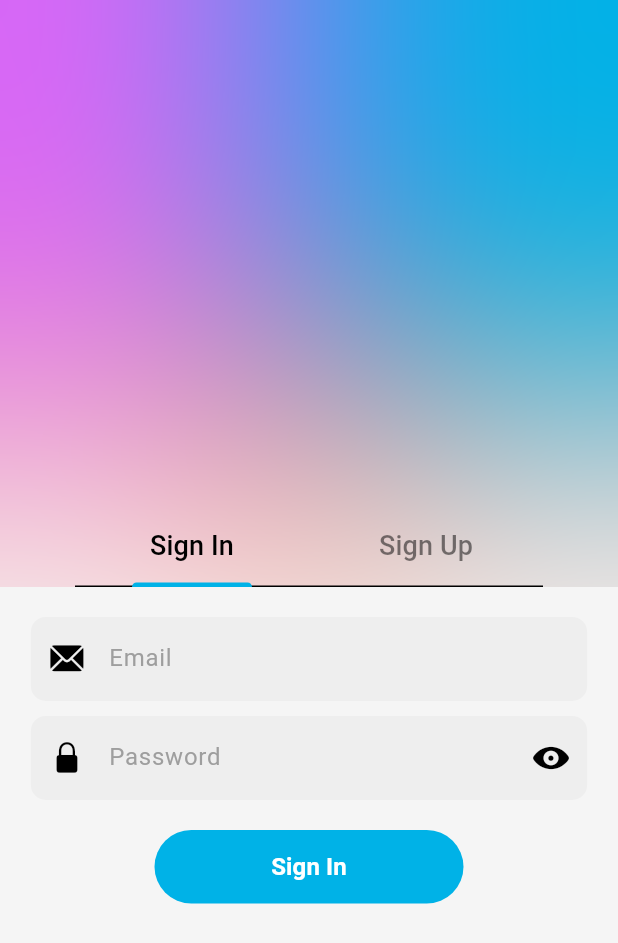
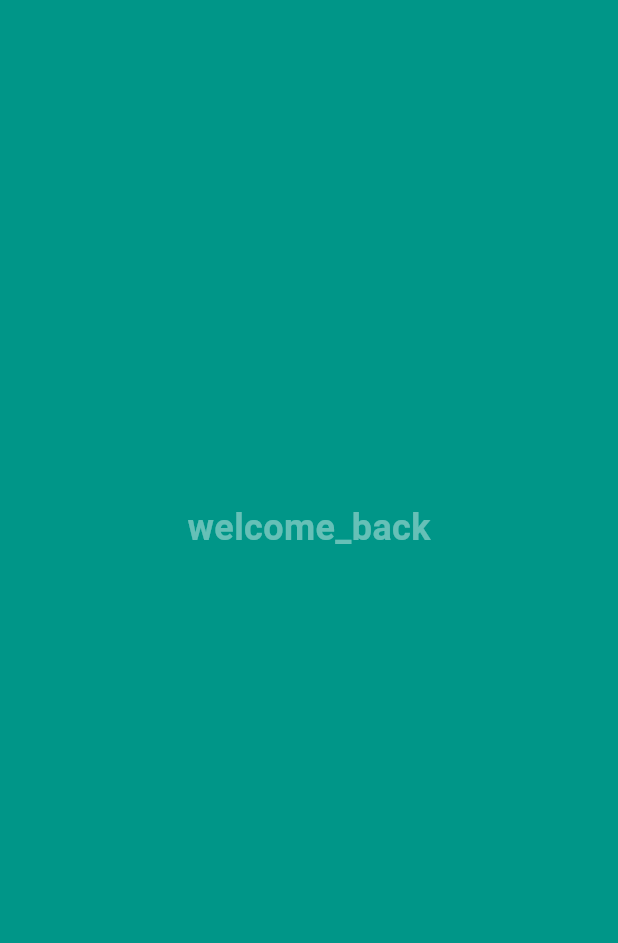
Before and after one commit to aamirk1/spendly, a Flutter app: the first screen one second after launch, on a phone screen of 412 x 824 dp. Shown: the top 943 px of the screen. Run offline on Flutter 3.47's test engine with Material 3 defaults, Android fonts, the phone set to English and light mode, and no system bars; our stand-ins replace cloud_firestore, firebase_auth, firebase_core, fl_chart, get, shared_preferences; accounts and stored records are empty.

Commit message:
add splash screen and shared prefrences for store user data

```diff
--- a/lib/controllers/sign_in_controller.dart
+++ b/lib/controllers/sign_in_controller.dart
@@ -7,10 +7,12 @@ import 'package:flutter/cupertino.dart';
 import 'package:get/get.dart';
 import 'package:spendly/models/myuser.dart';
 import 'package:spendly/res/routes/routes_name.dart';
+import 'package:spendly/controllers/user_preference/user_preference_view_model.dart';
 
 class SignInController extends GetxController {
   final FirebaseAuth _auth = FirebaseAuth.instance;
   final FirebaseFirestore _firestore = FirebaseFirestore.instance;
+  final UserPreference _userPreference = UserPreference();
   final emailController = TextEditingController();
   final passwordController = TextEditingController();
   final formKey = GlobalKey<FormState>();
@@ -69,6 +71,9 @@ class SignInController extends GetxController {
         phoneNumber: userData['phoneNumber'] ?? '',
       );
 
+      // Save user data in SharedPreferences
+      await _userPreference.saveUser(myUser);
+
       signInRequired.value = false;
       Get.snackbar("Success", "Sign-in successful!",
           snackPosition: SnackPosition.BOTTOM);
--- a/lib/controllers/sign_up_controller.dart
+++ b/lib/controllers/sign_up_controller.dart
@@ -5,6 +5,7 @@ import 'package:cloud_firestore/cloud_firestore.dart';
 import 'package:firebase_auth/firebase_auth.dart';
 import 'package:flutter/cupertino.dart';
 import 'package:get/get.dart';
+import 'package:spendly/controllers/user_preference/user_preference_view_model.dart';
 import 'package:spendly/models/myuser.dart';
 import 'package:spendly/res/routes/routes_name.dart';
 
@@ -16,6 +17,7 @@ class SignUpController extends GetxController {
   final nameController = TextEditingController();
   final phoneNumberController = TextEditingController();
 
+  final UserPreference _userPreference = UserPreference();
   var obscurePassword = true.obs;
   var signUpRequired = false.obs;
 
@@ -68,7 +70,7 @@ class SignUpController extends GetxController {
         email: emailController.text.trim(),
         name: nameController.text.trim(),
       );
-
+  await _userPreference.saveUser(myUser);
       await setUserData(myUser);
 
       signUpRequired.value = false;
--- a/lib/res/routes/routes.dart
+++ b/lib/res/routes/routes.dart
@@ -8,14 +8,15 @@ import 'package:spendly/screens/auth/sign_in_screen.dart';
 import 'package:spendly/screens/auth/sign_up_screen.dart';
 import 'package:spendly/screens/auth/welcome_screen.dart';
 import 'package:spendly/screens/home/views/home_screen.dart';
+import 'package:spendly/screens/splash_screen.dart';
 
 class AppRoutes {
   static appRoutes() => [
-        // GetPage(
-        //     name: RoutesName.splashScreen,
-        //     page: () => const SplashScreen(),
-        //     transitionDuration: const Duration(milliseconds: 250),
-        //     transition: Transition.leftToRight),
+        GetPage(
+            name: RoutesName.splashScreen,
+            page: () => const SplashScreen(),
+            transitionDuration: const Duration(milliseconds: 250),
+            transition: Transition.leftToRight),
         GetPage(
             name: RoutesName.welcomeView,
             page: () => const WelcomeScreen(),
--- a/lib/res/routes/routes_name.dart
+++ b/lib/res/routes/routes_name.dart
@@ -1,6 +1,6 @@
 class RoutesName {
-  // static const String splashScreen = '/';
-  static const String welcomeView = '/';
+  static const String splashScreen = '/';
+  static const String welcomeView = '/welcome_screen';
   static const String loginView = '/login_view';
   static const String signupView = '/signup_view';
   static const String homeView = '/home_view';
--- /dev/null
+++ b/lib/screens/splash_screen.dart
@@ -0,0 +1,54 @@
+import 'dart:async';
+import 'package:flutter/material.dart';
+import 'package:get/get.dart';
+import '../view_models/services/splash_services.dart';
+
+class SplashScreen extends StatefulWidget {
+  const SplashScreen({super.key});
+
+  @override
+  State<SplashScreen> createState() => _SplashScreenState();
+}
+
+class _SplashScreenState extends State<SplashScreen> {
+  SplashServices splashScreen = SplashServices();
+  double _opacity = 0.0;
+  double _position = -100;
+
+  @override
+  void initState() {
+    super.initState();
+    Timer(const Duration(milliseconds: 500), () {
+      setState(() {
+        _opacity = 1.0;
+        _position = 0;
+      });
+    });
+    splashScreen.isLogin();
+  }
+
+  @override
+  Widget build(BuildContext context) {
+    return Scaffold(
+      backgroundColor: Colors.teal,
+      body: Center(
+        child: AnimatedOpacity(
+          duration: const Duration(seconds: 1),
+          opacity: _opacity,
+          child: AnimatedContainer(
+            duration: const Duration(seconds: 1),
+            transform: Matrix4.translationValues(0, _position, 0),
+            child: Text(
+              'welcome_back'.tr,
+              style: TextStyle(
+                fontSize: 24,
+                fontWeight: FontWeight.bold,
+                color: Colors.white,
+              ),
+            ),
+          ),
+        ),
+      ),
+    );
+  }
+}
--- /dev/null
+++ b/lib/view_models/services/splash_services.dart
@@ -0,0 +1,20 @@
+import 'dart:async';
+
+import 'package:get/get.dart';
+import 'package:spendly/controllers/user_preference/user_preference_view_model.dart';
+import 'package:spendly/res/routes/routes_name.dart';
+import 'package:spendly/models/myuser.dart';
+
+class SplashServices {
+  UserPreference userPreference = UserPreference();
+
+  void isLogin() {
+    userPreference.getUser().then((MyUser? user) {
+      if (user == null) {
+        Timer(Duration(seconds: 3), () => Get.toNamed(RoutesName.welcomeView));
+      } else {
+        Timer(Duration(seconds: 3), () => Get.toNamed(RoutesName.homeView, arguments: user));
+      }
+    });
+  }
+}
--- a/pubspec.yaml
+++ b/pubspec.yaml
@@ -44,6 +44,9 @@ dependencies:
   get: ^4.7.2
 
   firebase_auth:
+  shared_preferences:
+  get_storage: ^2.1.1
+  path_provider: ^2.1.5
 
 dev_dependencies:
   flutter_test:
```
Also changed, not shown: lib/controllers/user_preference/user_preference_view_model.dart (added, +40 -0 lines), pubspec.lock, 1 other file.
